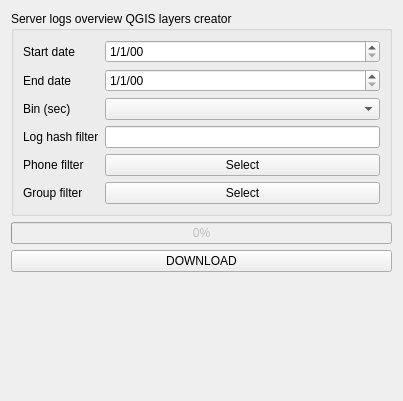
meritechsolutions/azenqos_qgis_plugin, file Azenqos/server_overview_widget.ui: the form before one commit.
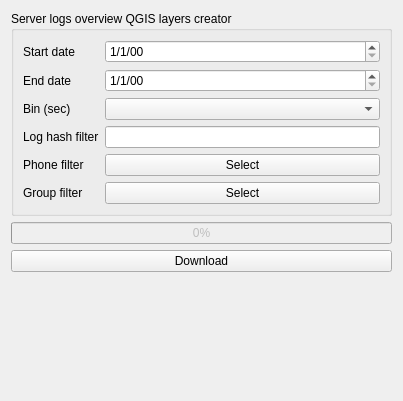
The form after the commit.

Patch:
```diff
--- a/Azenqos/server_overview_widget.ui
+++ b/Azenqos/server_overview_widget.ui
@@ -119,7 +119,7 @@
    <item>
     <widget class="QPushButton" name="applyButton">
      <property name="text">
-      <string>DOWNLOAD</string>
+      <string>Download</string>
      </property>
     </widget>
    </item>
```
